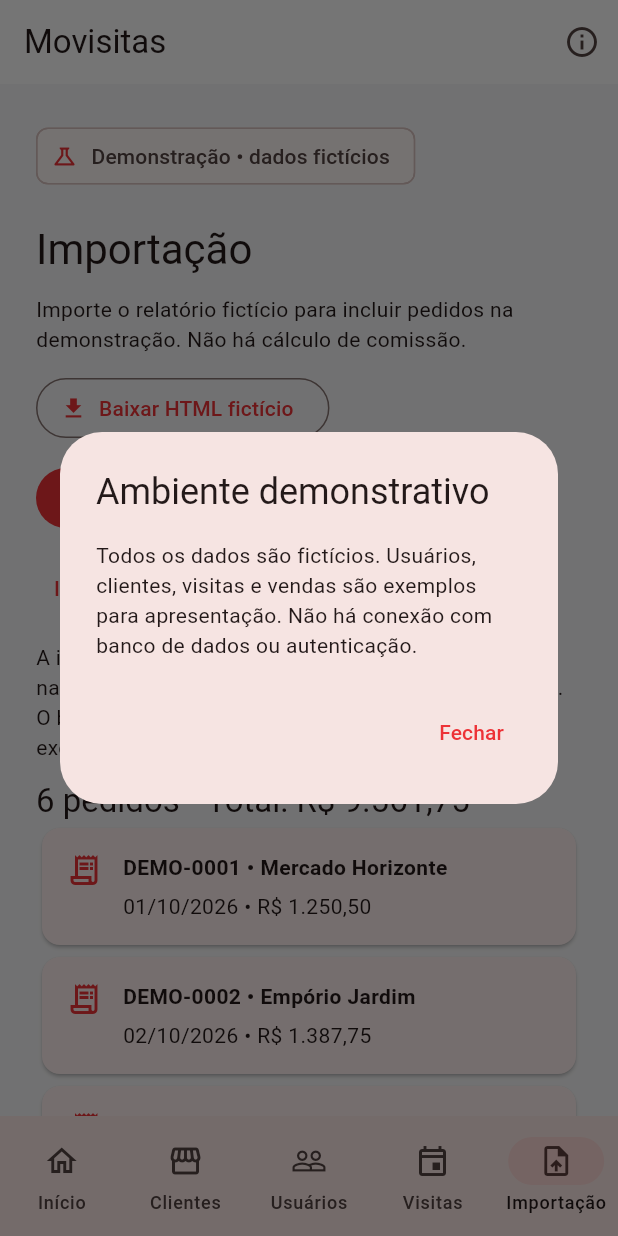
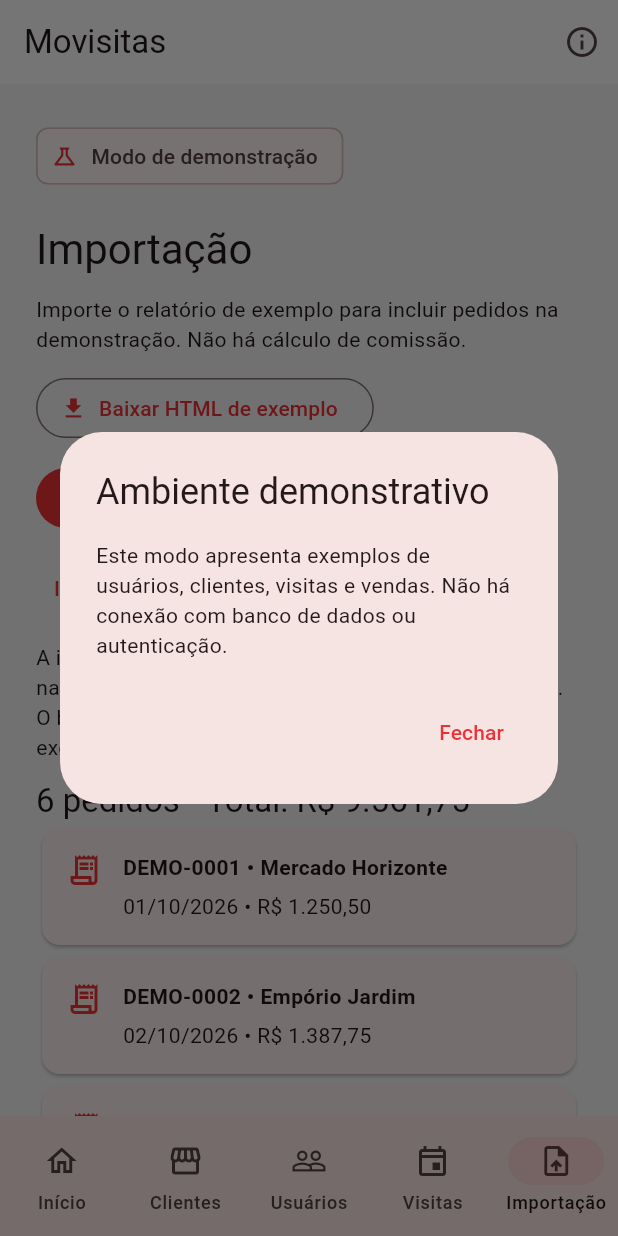
Before and after one commit to hospedagemw/PJI240-DRP11-A2026S2-T001_Movisitas, a Flutter app: the screen it shows after launch, item 5 of the bottom bar chosen, after a tap on the "info outline" icon, on a phone screen of 412 x 824 dp. Run offline on Flutter 3.47's test engine with Material 3 defaults, Android fonts, the phone set to English and light mode, and no system bars; our stand-ins replace supabase_flutter; missing offline and left inert: dart:html; accounts and stored records are empty.

Commit message:
style: simplificar rotulos das telas e relatorios

```diff
--- a/lib/data/demo_store.dart
+++ b/lib/data/demo_store.dart
@@ -34,14 +34,14 @@ class DemoStore {
     final parsed = const OrderHtmlParser().parse(html);
     if (parsed.length != orders.length) {
       throw const FormatException(
-        'Utilize o HTML fictício fornecido, com os 18 pedidos completos.',
+        'Utilize o HTML de exemplo fornecido, com os 18 pedidos completos.',
       );
     }
     final accepted = <String>{};
     for (final row in parsed) {
       final match = orders.where((o) => o['id'] == row.sourceTitle).toList();
       if (match.length != 1) {
-        throw const FormatException('Pedido fora do conjunto fictício.');
+        throw const FormatException('Pedido fora do conjunto de exemplo.');
       }
       final o = match.single;
       final c = clients.singleWhere((c) => c['id'] == o['client']);
@@ -51,7 +51,7 @@ class DemoStore {
           (row.baseValue * 100 - (o['cents'] as int)).abs() > 0.001 ||
           !accepted.add(row.sourceTitle)) {
         throw const FormatException(
-          'Conteúdo diferente do exemplo fictício. Baixe novamente o HTML.',
+          'Conteúdo diferente do exemplo fornecido. Baixe novamente o HTML.',
         );
       }
     }
--- a/lib/data/visits_report.dart
+++ b/lib/data/visits_report.dart
@@ -86,5 +86,5 @@ String buildVisitsHtml({
   }
   return '''<!doctype html><html lang="pt-BR"><head><meta charset="utf-8"><meta name="viewport" content="width=device-width, initial-scale=1"><title>Movisitas — Relatório de visitas</title><style>
 *{box-sizing:border-box}body{margin:0;background:#f5f5f7;color:#333;font:15px/1.5 Arial,sans-serif}main{max-width:1450px;margin:32px auto;padding:32px;background:white;border-top:6px solid #ed3237}h1{font-size:28px;margin:0 0 4px}h2{font-size:19px}h2,h3{break-after:avoid}section{margin-top:24px}h3{font-size:16px;color:#c52b30}tr{break-inside:avoid}.brand{color:#c52b30;font-weight:bold;letter-spacing:2px}.muted{color:#666}.filters{display:flex;flex-wrap:wrap;gap:12px 36px;margin:24px 0}.metrics{display:flex;flex-wrap:wrap;gap:12px}.metric{background:#f4f4f6;padding:14px 22px;min-width:145px}.metric strong{display:block;font-size:26px}table{border-collapse:collapse;width:100%;font-size:13px}th,td{border:1px solid #ddd;padding:10px;text-align:left;vertical-align:top;overflow-wrap:anywhere}th{background:#383838;color:white}tbody tr:nth-child(even){background:#fafafa}.notes{white-space:pre-wrap;min-width:170px}.table-wrap{overflow:auto}footer{margin-top:24px;color:#666;font-size:12px}@media print{@page{size:A4 landscape;margin:12mm}body{background:white}main{margin:0;padding:0;max-width:none}table{font-size:10px}th{background:#eee;color:#000}thead{display:table-header-group}.table-wrap{overflow:visible}.metric{padding:7px 14px}h1{font-size:22px}}
-</style></head><body><main><p class="brand">MOVISITAS</p><h1>Relatório de visitas</h1><p class="muted">Ambiente acadêmico • Dados fictícios</p><div class="filters"><div><b>Período</b><br>${esc(periodLabel)}</div><div><b>Status</b><br>${esc(statusLabel)}</div><div><b>Equipe ou responsável</b><br>${esc(teamLabel)}</div><div><b>Agrupamento</b><br>${esc(visitGroupingLabels[grouping] ?? visitGroupingLabels['none'])}</div></div><p class="muted">Filtro de período aplicado à data agendada da visita. Datas apresentadas no horário local da geração.</p><div class="metrics"><div class="metric"><strong>${visits.length}</strong>Total de visitas</div>$summary</div><h2>Detalhamento dos atendimentos</h2>${visits.isEmpty ? '<p>Nenhuma visita encontrada para os filtros selecionados.</p>' : details}<footer>Gerado em ${esc(reportTime(generatedAt.toIso8601String()))}. Este arquivo representa os registros disponíveis no momento da exportação. Para imprimir ou salvar em PDF, utilize a função de impressão do navegador.</footer></main></body></html>''';
+</style></head><body><main><p class="brand">MOVISITAS</p><h1>Relatório de visitas</h1><div class="filters"><div><b>Período</b><br>${esc(periodLabel)}</div><div><b>Status</b><br>${esc(statusLabel)}</div><div><b>Equipe ou responsável</b><br>${esc(teamLabel)}</div><div><b>Agrupamento</b><br>${esc(visitGroupingLabels[grouping] ?? visitGroupingLabels['none'])}</div></div><p class="muted">Filtro de período aplicado à data agendada da visita. Datas apresentadas no horário local da geração.</p><div class="metrics"><div class="metric"><strong>${visits.length}</strong>Total de visitas</div>$summary</div><h2>Detalhamento dos atendimentos</h2>${visits.isEmpty ? '<p>Nenhuma visita encontrada para os filtros selecionados.</p>' : details}<footer>Gerado em ${esc(reportTime(generatedAt.toIso8601String()))}. Este arquivo representa os registros disponíveis no momento da exportação. Para imprimir ou salvar em PDF, utilize a função de impressão do navegador.</footer></main></body></html>''';
 }
--- a/lib/pages/connected_app.dart
+++ b/lib/pages/connected_app.dart
@@ -100,7 +100,7 @@ class _LoginPageState extends State<LoginPage> {
                   ),
                   const SizedBox(height: 8),
                   const Text(
-                    'Ambiente acadêmico • utilize somente dados fictícios',
+                    'Gestão de clientes e visitas comerciais',
                   ),
                   const SizedBox(height: 24),
                   TextField(
@@ -728,8 +728,6 @@ class _ConnectedHomeState extends State<ConnectedHome> {
                     controller: visitsScroll,
                     padding: const EdgeInsets.all(24),
                     children: [
-                      const Text('Ambiente acadêmico • dados fictícios'),
-                      const SizedBox(height: 12),
                       Text(
                         labels[selected],
                         style: Theme.of(context).textTheme.headlineMedium,
@@ -856,7 +854,7 @@ class _ClientFormState extends State<ClientForm> {
               mainAxisSize: MainAxisSize.min,
               children: [
                 const Text(
-                  'Preencha somente informações fictícias para a apresentação.',
+                  'Preencha as informações do cliente.',
                 ),
                 for (final e in labels.entries)
                   Padding(
--- a/lib/pages/demo_panel.dart
+++ b/lib/pages/demo_panel.dart
@@ -79,7 +79,7 @@ class _DemoPanelState extends State<DemoPanel> {
         crossAxisAlignment: CrossAxisAlignment.stretch,
         children: [
           if (widget.section == 1) ...[
-            const Text('6 clientes fictícios • carteira demonstrativa'),
+            const Text('Carteira de clientes'),
             for (final c in s.clients)
               card(
                 c['name'] as String,
@@ -89,7 +89,7 @@ class _DemoPanelState extends State<DemoPanel> {
           ],
           if (widget.section == 2) ...[
             const Text(
-              '5 personagens fictícios. Estes registros não possuem login nem senha.',
+              'Estes registros de exemplo não possuem login nem senha.',
             ),
             for (final u in s.users)
               card(
@@ -99,7 +99,7 @@ class _DemoPanelState extends State<DemoPanel> {
               ),
           ],
           if (widget.section == 3) ...[
-            const Text('12 visitas fictícias • outubro de 2026'),
+            const Text('Visitas • outubro de 2026'),
             for (final v in s.visits)
               card(
                 s.clientName(v['client'] as String),
@@ -109,7 +109,7 @@ class _DemoPanelState extends State<DemoPanel> {
           ],
           if (widget.section == 4) ...[
             const Text(
-              'Importe o relatório fictício para incluir pedidos na demonstração. Não há cálculo de comissão.',
+              'Importe o relatório de exemplo para incluir pedidos na demonstração. Não há cálculo de comissão.',
             ),
             const SizedBox(height: 12),
             Wrap(
@@ -119,7 +119,7 @@ class _DemoPanelState extends State<DemoPanel> {
                 OutlinedButton.icon(
                   onPressed: downloadDemoHtml,
                   icon: const Icon(Icons.download),
-                  label: const Text('Baixar HTML fictício'),
+                  label: const Text('Baixar HTML de exemplo'),
                 ),
                 FilledButton.icon(
                   onPressed: () => import(s, false),
--- a/lib/pages/main_menu.dart
+++ b/lib/pages/main_menu.dart
@@ -61,7 +61,7 @@ class _MainMenuState extends State<MainMenu> {
                 builder: (context) => AlertDialog(
                   title: const Text('Ambiente demonstrativo'),
                   content: const Text(
-                    'Todos os dados são fictícios. Usuários, clientes, visitas e vendas são exemplos para apresentação. Não há conexão com banco de dados ou autenticação.',
+                    'Este modo apresenta exemplos de usuários, clientes, visitas e vendas. Não há conexão com banco de dados ou autenticação.',
                   ),
                   actions: [
                     TextButton(
@@ -103,7 +103,7 @@ class _MainMenuState extends State<MainMenu> {
                     children: [
                       Chip(
                         avatar: Icon(Icons.science_outlined, size: 18),
-                        label: Text('Demonstração • dados fictícios'),
+                        label: Text('Modo de demonstração'),
                       ),
                     ],
                   ),
@@ -175,7 +175,7 @@ class _MainMenuState extends State<MainMenu> {
                                       ),
                                     ),
                                     Text(visit.city),
-                                    const Text('Agendamento fictício'),
+                                    const Text('Agendamento'),
                                   ],
                                 ),
                               ),
@@ -185,7 +185,7 @@ class _MainMenuState extends State<MainMenu> {
                       ),
                     const SizedBox(height: 16),
                     const Text(
-                      'Use o menu para consultar clientes, usuários, visitas e importar vendas fictícias.',
+                      'Use o menu para consultar clientes, usuários, visitas e importar vendas.',
                     ),
                   ] else ...[
                     DemoPanel(section: selected, store: demo),
```
Also changed, not shown: 4 other files.
